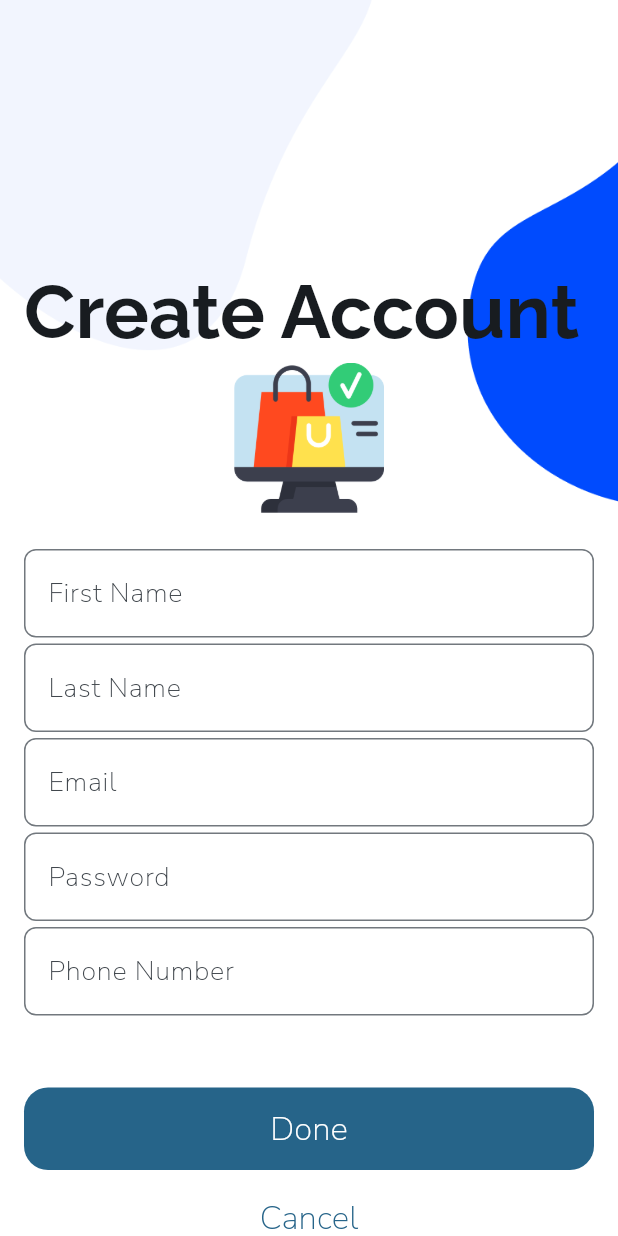
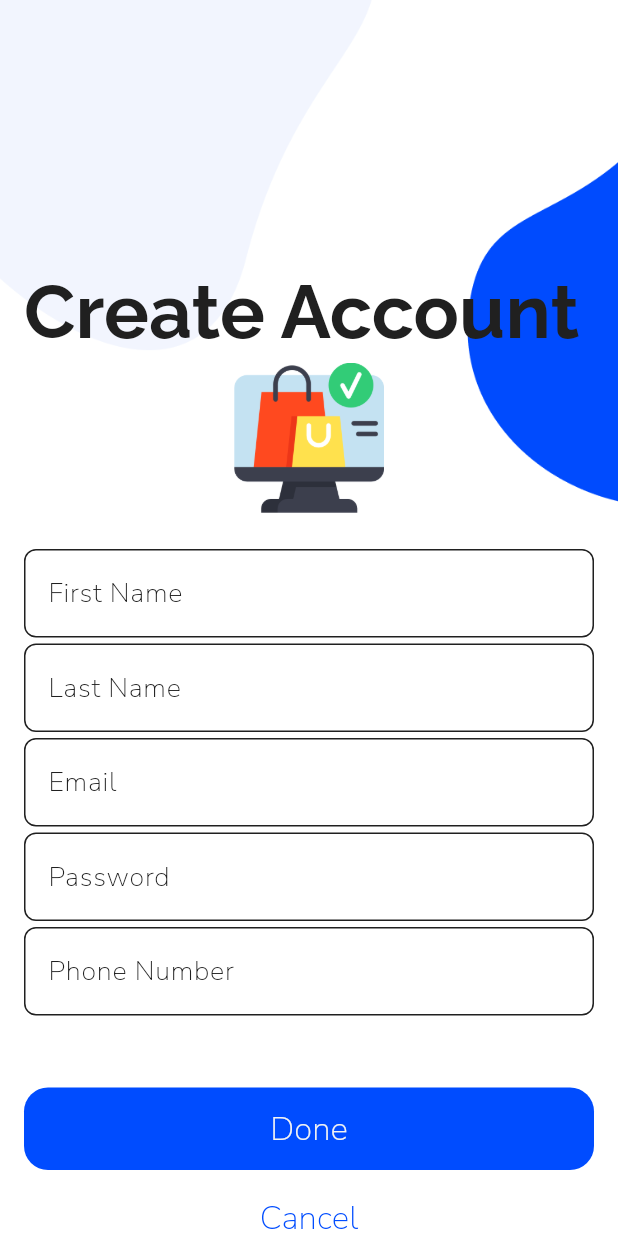
Before and after one commit to MI-Thierry/hermes, a Flutter app: the CreateAccountPage screen opened directly, on a phone screen of 412 x 824 dp. Run offline on Flutter 3.47's test engine with Material 3 defaults, Android fonts, the phone set to English and light mode, and no system bars; our stand-ins replace carousel_slider, flutter_secure_storage, go_router, google_fonts; accounts and stored records are empty.

Commit message:
refactor: Extract theme and router into shared modules
This commit refactors the application structure by extracting the theme and routing logic into their own dedicated modules within the `lib/shared` directory. This improves code organization and maintainability.

- **Theme:**
    - A new `light_theme.dart` file has been created to define a centralized `ThemeData` for the application.
    - The theme includes a custom `ColorScheme` and `TextTheme` using `google_fonts` (`Raleway` and `Nunito Sans`).

- **Router:**
    - The `GoRouter` configuration has been moved from `app.dart` into a new `router.dart` file.
    - The router logic remains the same, handling authentication redirects and defining the app's routes.
    - A new `/start` route pointing to `StartPage` has been added.

- **App Widget:**
    - The `App` widget in `app.dart` is simplified. It now temporarily uses a direct `MaterialApp` pointing to `StartPage` while the router and provider setup is commented out for ongoing development.

- **File Structure:**
    - `layout_scaffold.dart` and `custom_icons.dart` have been moved from `lib/features/shared` to the more general `lib/shared` directory to better reflect their global usage.

```diff
--- /dev/null
+++ b/lib/shared/light_theme.dart
@@ -0,0 +1,36 @@
+import 'package:flutter/material.dart';
+import 'package:google_fonts/google_fonts.dart';
+
+ThemeData lightTheme = ThemeData(
+  primaryColor: Color.fromARGB(0xff, 0x0, 0x4c, 0xff),
+  colorScheme: ColorScheme(
+    brightness: Brightness.light,
+    primary: Color.fromARGB(0xff, 0x0, 0x4c, 0xff),
+    onPrimary: Color.fromARGB(0xff, 0x0f3, 0xf3, 0xf3),
+    secondary: Color.fromARGB(0xff, 0x20, 0x20, 0x20),
+    onSecondary: Color.fromARGB(0xff, 0xf3, 0xf3, 0xf3),
+    error: Color.fromARGB(0xff, 0xdf, 0x2A, 0x2A),
+    onError: Color.fromARGB(0xff, 0xff, 0xff, 0xff),
+    surface: Color.fromARGB(0xff, 0xf1, 0xf4, 0xfe),
+    onSurface: Color.fromARGB(0xff, 0x20, 0x20, 0x20),
+  ),
+  textTheme: TextTheme(
+    titleLarge: GoogleFonts.raleway(fontSize: 52, fontWeight: FontWeight.bold),
+    titleMedium: GoogleFonts.raleway(fontSize: 28, fontWeight: FontWeight.bold),
+    titleSmall: GoogleFonts.raleway(fontSize: 21, fontWeight: FontWeight.bold),
+    bodyLarge: GoogleFonts.nunitoSans(
+      fontSize: 18,
+      fontWeight: FontWeight.w200,
+    ),
+    bodyMedium: GoogleFonts.nunitoSans(fontSize: 14),
+    bodySmall: GoogleFonts.nunitoSans(fontSize: 10),
+    labelLarge: GoogleFonts.nunitoSans(
+      fontSize: 22,
+      fontWeight: FontWeight.w200,
+    ),
+    labelMedium: GoogleFonts.nunitoSans(
+      fontSize: 15,
+      fontWeight: FontWeight.w200,
+    ),
+  ),
+);
```
Also changed, not shown: lib/app.dart (+10 -117 lines), lib/shared/router.dart (added, +83 -0 lines), lib/shared/custom_icons.dart (renamed from lib/features/shared/custom_icons.dart), lib/shared/layout_scaffold.dart (renamed from lib/features/shared/layout_scaffold.dart).
